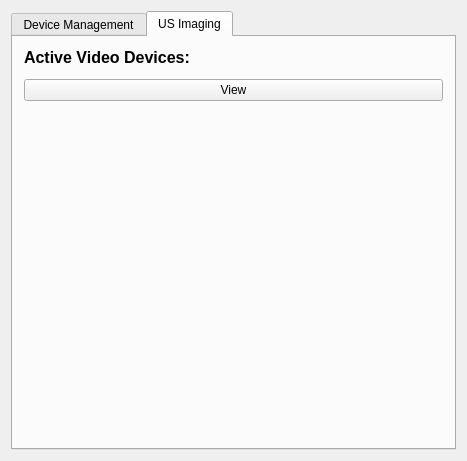
Above: Plugins/org.mitk.gui.qt.ultrasound/src/internal/UltrasoundSupportControls.ui from MITK/MITK before the change. Below: the same form after it.
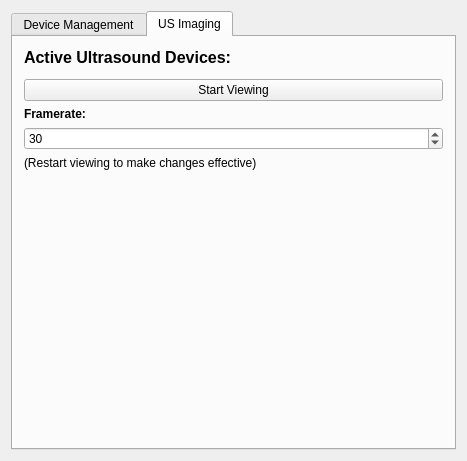
That is the form after the change. The open tabs and pages were chosen to show the change. Custom widgets are drawn as their Qt base class.

Commit message: User can now specify framerate

The edit to the form file:
```diff
--- a/Plugins/org.mitk.gui.qt.ultrasound/src/internal/UltrasoundSupportControls.ui
+++ b/Plugins/org.mitk.gui.qt.ultrasound/src/internal/UltrasoundSupportControls.ui
@@ -23,7 +23,7 @@
    <item row="0" column="0">
     <widget class="QTabWidget" name="tabWidget">
      <property name="currentIndex">
-      <number>1</number>
+      <number>0</number>
      </property>
      <widget class="QWidget" name="tab">
       <attribute name="title">
@@ -76,11 +76,8 @@
       <attribute name="title">
        <string>US Imaging</string>
       </attribute>
-      <layout class="QFormLayout" name="formLayout">
-       <property name="fieldGrowthPolicy">
-        <enum>QFormLayout::AllNonFixedFieldsGrow</enum>
-       </property>
-       <item row="0" column="0">
+      <layout class="QVBoxLayout" name="verticalLayout">
+       <item>
         <widget class="QLabel" name="label">
          <property name="font">
           <font>
@@ -90,11 +87,11 @@
           </font>
          </property>
          <property name="text">
-          <string>Active Video Devices:</string>
+          <string>Active Ultrasound Devices:</string>
          </property>
         </widget>
        </item>
-       <item row="1" column="0">
+       <item>
         <widget class="QmitkUSDeviceListWidget" name="m_ActiveVideoDevices" native="true">
          <property name="sizePolicy">
           <sizepolicy hsizetype="Preferred" vsizetype="Preferred">
@@ -104,13 +101,59 @@
          </property>
         </widget>
        </item>
-       <item row="2" column="0" colspan="2">
+       <item>
         <widget class="QPushButton" name="m_BtnView">
          <property name="text">
-          <string>View</string>
+          <string>Start Viewing</string>
          </property>
         </widget>
        </item>
+       <item>
+        <widget class="QLabel" name="label_3">
+         <property name="font">
+          <font>
+           <weight>75</weight>
+           <bold>true</bold>
+          </font>
+         </property>
+         <property name="text">
+          <string>Framerate:</string>
+         </property>
+        </widget>
+       </item>
+       <item>
+        <widget class="QSpinBox" name="m_FrameRate">
+         <property name="minimum">
+          <number>1</number>
+         </property>
+         <property name="maximum">
+          <number>50</number>
+         </property>
+         <property name="value">
+          <number>30</number>
+         </property>
+        </widget>
+       </item>
+       <item>
+        <widget class="QLabel" name="label_2">
+         <property name="text">
+          <string>(Restart viewing to make changes effective)</string>
+         </property>
+        </widget>
+       </item>
+       <item>
+        <spacer name="verticalSpacer_2">
+         <property name="orientation">
+          <enum>Qt::Vertical</enum>
+         </property>
+         <property name="sizeHint" stdset="0">
+          <size>
+           <width>20</width>
+           <height>40</height>
+          </size>
+         </property>
+        </spacer>
+       </item>
       </layout>
      </widget>
     </widget>
```
The commit also changes 1 other file.
